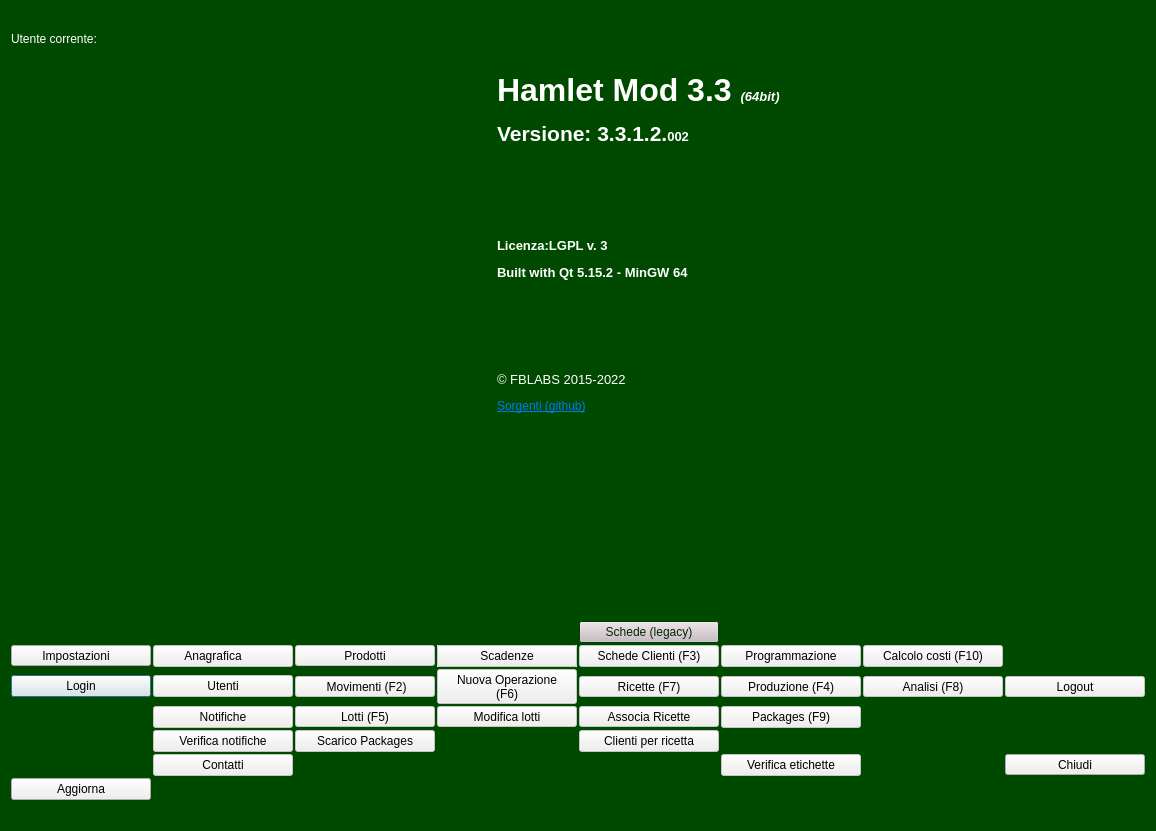
Qt form mainwindow.ui (fblabs/hamlet-mod-sancon) before a commit.
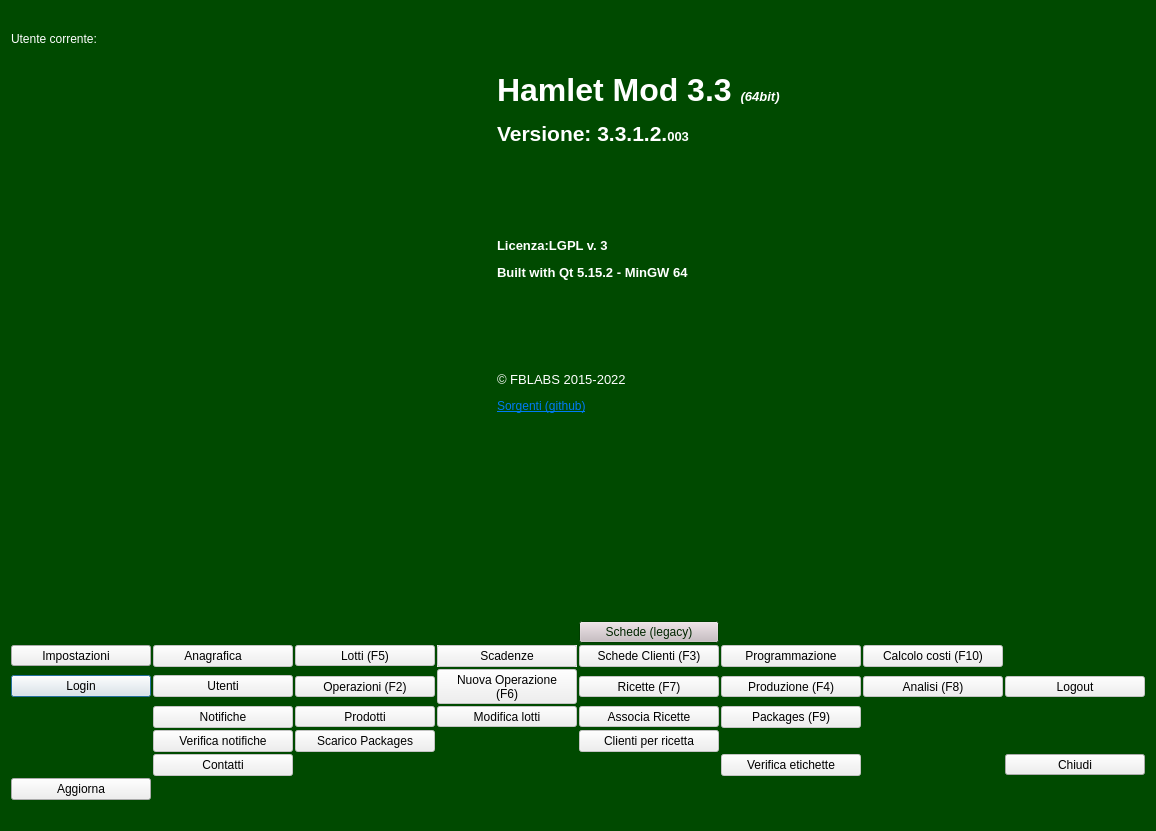
The same form after that commit. Icons and pictures are not drawn.

Patch:
```diff
--- a/mainwindow.ui
+++ b/mainwindow.ui
@@ -531,7 +531,7 @@
          <enum>QFrame::NoFrame</enum>
         </property>
         <property name="text">
-         <string>&lt;html&gt;&lt;head/&gt;&lt;body&gt;&lt;p&gt;&lt;span style=&quot; font-size:24pt; font-weight:600;&quot;&gt;Hamlet Mod 3.3 &lt;/span&gt;&lt;span style=&quot; font-size:10pt; font-weight:600; font-style:italic;&quot;&gt;(64bit)&lt;/span&gt;&lt;/p&gt;&lt;p&gt;&lt;span style=&quot; font-size:16pt; font-weight:600;&quot;&gt;Versione: 3.3.1.2.&lt;/span&gt;&lt;span style=&quot; font-size:10pt; font-weight:600;&quot;&gt;002&lt;/span&gt;&lt;/p&gt;&lt;p&gt;&lt;br/&gt;&lt;/p&gt;&lt;p&gt;&lt;br/&gt;&lt;/p&gt;&lt;p&gt;&lt;span style=&quot; font-size:10pt; font-weight:600;&quot;&gt;Licenza:LGPL v. 3&lt;/span&gt;&lt;/p&gt;&lt;p&gt;&lt;span style=&quot; font-size:10pt; font-weight:600;&quot;&gt;Built with Qt 5.15.2 - MinGW 64&lt;/span&gt;&lt;/p&gt;&lt;p&gt;&lt;br/&gt;&lt;/p&gt;&lt;p&gt;&lt;br/&gt;&lt;/p&gt;&lt;p&gt;&lt;span style=&quot; font-size:10pt;&quot;&gt;© FBLABS 2015-2022&lt;/span&gt;&lt;/p&gt;&lt;p&gt;&lt;a href=&quot;https://github.com/fblabs/hamlet-mod-sancon/tree/master&quot;&gt;&lt;span style=&quot; text-decoration: underline; color:#007af4;&quot;&gt;Sorgenti (github)&lt;/span&gt;&lt;/a&gt;&lt;/p&gt;&lt;/body&gt;&lt;/html&gt;</string>
+         <string>&lt;html&gt;&lt;head/&gt;&lt;body&gt;&lt;p&gt;&lt;span style=&quot; font-size:24pt; font-weight:600;&quot;&gt;Hamlet Mod 3.3 &lt;/span&gt;&lt;span style=&quot; font-size:10pt; font-weight:600; font-style:italic;&quot;&gt;(64bit)&lt;/span&gt;&lt;/p&gt;&lt;p&gt;&lt;span style=&quot; font-size:16pt; font-weight:600;&quot;&gt;Versione: 3.3.1.2.&lt;/span&gt;&lt;span style=&quot; font-size:10pt; font-weight:600;&quot;&gt;003&lt;/span&gt;&lt;/p&gt;&lt;p&gt;&lt;br/&gt;&lt;/p&gt;&lt;p&gt;&lt;br/&gt;&lt;/p&gt;&lt;p&gt;&lt;span style=&quot; font-size:10pt; font-weight:600;&quot;&gt;Licenza:LGPL v. 3&lt;/span&gt;&lt;/p&gt;&lt;p&gt;&lt;span style=&quot; font-size:10pt; font-weight:600;&quot;&gt;Built with Qt 5.15.2 - MinGW 64&lt;/span&gt;&lt;/p&gt;&lt;p&gt;&lt;br/&gt;&lt;/p&gt;&lt;p&gt;&lt;br/&gt;&lt;/p&gt;&lt;p&gt;&lt;span style=&quot; font-size:10pt;&quot;&gt;© FBLABS 2015-2022&lt;/span&gt;&lt;/p&gt;&lt;p&gt;&lt;a href=&quot;https://github.com/fblabs/hamlet-mod-sancon/tree/master&quot;&gt;&lt;span style=&quot; text-decoration: underline; color:#007af4;&quot;&gt;Sorgenti (github)&lt;/span&gt;&lt;/a&gt;&lt;/p&gt;&lt;/body&gt;&lt;/html&gt;</string>
         </property>
         <property name="scaledContents">
          <bool>false</bool>
@@ -584,7 +584,7 @@
            <string notr="true">color:rgb(0, 0, 0)</string>
           </property>
           <property name="text">
-           <string> Movimenti (F2)</string>
+           <string>Operazioni (F2)</string>
           </property>
           <property name="icon">
            <iconset resource="icons.qrc">
@@ -1226,38 +1226,6 @@
           </property>
          </widget>
         </item>
-        <item row="4" column="2">
-         <widget class="QToolButton" name="tbProdotti">
-          <property name="enabled">
-           <bool>false</bool>
-          </property>
-          <property name="minimumSize">
-           <size>
-            <width>140</width>
-            <height>0</height>
-           </size>
-          </property>
-          <property name="styleSheet">
-           <string notr="true">color:rgb(0, 0, 0)</string>
-          </property>
-          <property name="text">
-           <string>Prodotti</string>
-          </property>
-          <property name="icon">
-           <iconset resource="icons.qrc">
-            <normaloff>:/Resources/Wood-4-icon.png</normaloff>:/Resources/Wood-4-icon.png</iconset>
-          </property>
-          <property name="iconSize">
-           <size>
-            <width>32</width>
-            <height>32</height>
-           </size>
-          </property>
-          <property name="toolButtonStyle">
-           <enum>Qt::ToolButtonTextBesideIcon</enum>
-          </property>
-         </widget>
-        </item>
         <item row="11" column="7">
          <widget class="QPushButton" name="pbVerifyLabels">
           <property name="enabled">
@@ -1383,50 +1351,6 @@
           </property>
          </widget>
         </item>
-        <item row="7" column="2">
-         <widget class="QToolButton" name="tbLotti">
-          <property name="enabled">
-           <bool>false</bool>
-          </property>
-          <property name="minimumSize">
-           <size>
-            <width>140</width>
-            <height>0</height>
-           </size>
-          </property>
-          <property name="maximumSize">
-           <size>
-            <width>120</width>
-            <height>16777215</height>
-           </size>
-          </property>
-          <property name="styleSheet">
-           <string notr="true">color:rgb(0, 0, 0)</string>
-          </property>
-          <property name="text">
-           <string>Lotti (F5)</string>
-          </property>
-          <property name="icon">
-           <iconset resource="icons.qrc">
-            <normaloff>:/Resources/Cube.PNG</normaloff>:/Resources/Cube.PNG</iconset>
-          </property>
-          <property name="iconSize">
-           <size>
-            <width>32</width>
-            <height>32</height>
-           </size>
-          </property>
-          <property name="shortcut">
-           <string>F5</string>
-          </property>
-          <property name="toolButtonStyle">
-           <enum>Qt::ToolButtonTextBesideIcon</enum>
-          </property>
-          <property name="autoRaise">
-           <bool>false</bool>
-          </property>
-         </widget>
-        </item>
         <item row="4" column="4">
          <widget class="QPushButton" name="pbExpirations">
           <property name="enabled">
@@ -1580,6 +1504,82 @@
           </property>
          </widget>
         </item>
+        <item row="4" column="2">
+         <widget class="QToolButton" name="tbLotti">
+          <property name="enabled">
+           <bool>false</bool>
+          </property>
+          <property name="minimumSize">
+           <size>
+            <width>140</width>
+            <height>0</height>
+           </size>
+          </property>
+          <property name="maximumSize">
+           <size>
+            <width>120</width>
+            <height>16777215</height>
+           </size>
+          </property>
+          <property name="styleSheet">
+           <string notr="true">color:rgb(0, 0, 0)</string>
+          </property>
+          <property name="text">
+           <string>Lotti (F5)</string>
+          </property>
+          <property name="icon">
+           <iconset resource="icons.qrc">
+            <normaloff>:/Resources/Cube.PNG</normaloff>:/Resources/Cube.PNG</iconset>
+          </property>
+          <property name="iconSize">
+           <size>
+            <width>32</width>
+            <height>32</height>
+           </size>
+          </property>
+          <property name="shortcut">
+           <string>F5</string>
+          </property>
+          <property name="toolButtonStyle">
+           <enum>Qt::ToolButtonTextBesideIcon</enum>
+          </property>
+          <property name="autoRaise">
+           <bool>false</bool>
+          </property>
+         </widget>
+        </item>
+        <item row="7" column="2">
+         <widget class="QToolButton" name="tbProdotti">
+          <property name="enabled">
+           <bool>false</bool>
+          </property>
+          <property name="minimumSize">
+           <size>
+            <width>140</width>
+            <height>0</height>
+           </size>
+          </property>
+          <property name="styleSheet">
+           <string notr="true">color:rgb(0, 0, 0)</string>
+          </property>
+          <property name="text">
+           <string>Prodotti</string>
+          </property>
+          <property name="icon">
+           <iconset resource="icons.qrc">
+            <normaloff>:/Resources/Wood-4-icon.png</normaloff>:/Resources/Wood-4-icon.png</iconset>
+          </property>
+          <property name="iconSize">
+           <size>
+            <width>32</width>
+            <height>32</height>
+           </size>
+          </property>
+          <property name="toolButtonStyle">
+           <enum>Qt::ToolButtonTextBesideIcon</enum>
+          </property>
+         </widget>
+        </item>
        </layout>
       </item>
      </layout>
```
